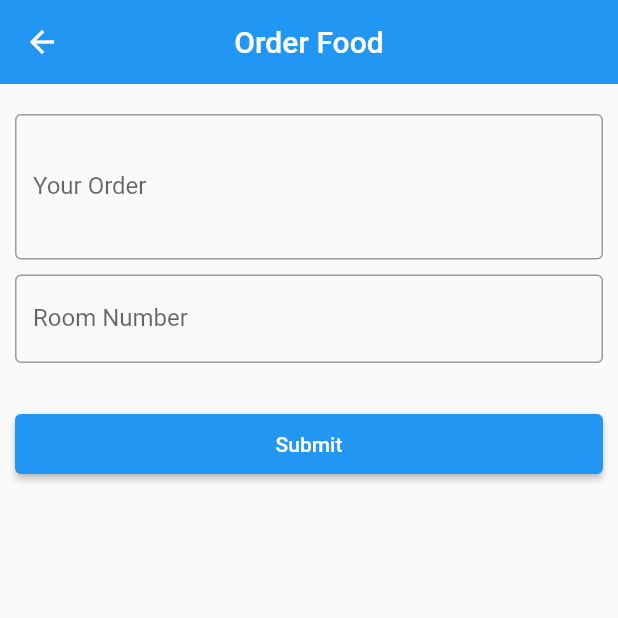
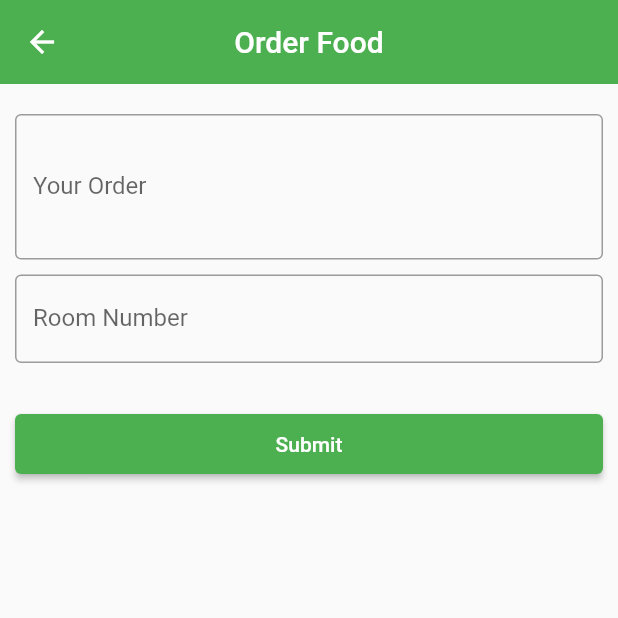
Before and after one commit to Phezile11/Hotel-Management-Service, a Flutter app: the screen it shows after launch, after a tap on "Order Food", on a phone screen of 412 x 824 dp, the top half of it. Run offline on Flutter 3.47's test engine with Material 2 defaults, Android fonts, the phone set to English and light mode, and no system bars; our stand-ins replace select_form_field.

Commit message:
Colors Changed

```diff
--- a/lib/Pages/LaundryAndCleaning.dart
+++ b/lib/Pages/LaundryAndCleaning.dart
@@ -38,6 +38,7 @@ class _LaundryAndCleaningState extends State<LaundryAndCleaning> {
   Widget build(BuildContext context) {
     return Scaffold(
       appBar: AppBar(
+        backgroundColor: Colors.green,
         title: const Text("Laundry And Cleaning"),
         centerTitle: true,
       ),
@@ -144,9 +145,11 @@ class _LaundryAndCleaningState extends State<LaundryAndCleaning> {
               height: 40.0,
             ),
             ElevatedButton(
+
                 onPressed: () {},
                 child: const Text("Submit"),
                 style: ElevatedButton.styleFrom(
+                  primary: Colors.green,
                   minimumSize: const Size.fromHeight(
                       40), // fromHeight use double.infinity as width and 40 is the height
                 ))
--- a/lib/Pages/RoomService.dart
+++ b/lib/Pages/RoomService.dart
@@ -1,5 +1,6 @@
 import 'package:flutter/material.dart';
 import 'package:hotel_management_system/Pages/ServiceCard.dart';
+import 'package:url_launcher/url_launcher.dart';
 
 class RoomService extends StatefulWidget {
   const RoomService({Key? key}) : super(key: key);
@@ -9,31 +10,42 @@ class RoomService extends StatefulWidget {
 }
 
 class _RoomServiceState extends State<RoomService> {
+  _launchURLBrowser() async {
+    print("in");
+    var url = Uri.parse(
+        "https://www.google.co.za/maps/place/Akkerboom+Guesthouse/@-25.8678951,28.1864671,17z/data=!3m1!4b1!4m5!3m4!1s0x1e9565cc7be1c08b:0xd1eeebb0527bf87a!8m2!3d-25.8678856!4d28.1886171");
+    if (await canLaunchUrl(url)) {
+      await launchUrl(url);
+    } else {
+      throw 'Could not launch $url';
+    }
+  }
 
   void handleCard(int index) {
     String ServiceName = Services[index].name;
 
     switch (ServiceName) {
+      case "Nearby Attractions":
+        {
+          _launchURLBrowser();
+        }
+        break;
       case "Order Food":
         {
-
-          Navigator.pushNamed(context, "/Service",arguments: ServiceName);
-          print(ServiceName);
-
+          Navigator.pushNamed(context, "/Service", arguments: ServiceName);
         }
         break;
       case "Maintenance":
         {
-          Navigator.pushNamed(context, "/Service",arguments: ServiceName);
-          print(ServiceName);
+          Navigator.pushNamed(context, "/Service", arguments: ServiceName);
         }
         break;
       case "Cleaning And Laundry":
         {
           Navigator.pushNamed(context, "/LaundryAndCleaning");
-          print(ServiceName);
         }
         break;
+
       default:
         {
           return;
@@ -53,6 +65,7 @@ class _RoomServiceState extends State<RoomService> {
   Widget build(BuildContext context) {
     return Scaffold(
       appBar: AppBar(
+        backgroundColor: Colors.green,
         title: const Center(
           child: Text(
             "Room Service",
@@ -62,9 +75,8 @@ class _RoomServiceState extends State<RoomService> {
       ),
       body: Container(
         child: Container(
-          child:Container(
-            padding:
-            const EdgeInsets.symmetric(horizontal: 8.0, vertical: 0),
+            child: Container(
+          padding: const EdgeInsets.symmetric(horizontal: 8.0, vertical: 0),
           child: GridView.count(
             crossAxisCount: 2,
             crossAxisSpacing: 15.0,
@@ -90,7 +102,7 @@ class _RoomServiceState extends State<RoomService> {
                               child: Icon(
                                 Services[index].icon,
                                 size: 60.0,
-                                  color: const Color(0xff31AFB4),
+                                color: Colors.green,
                               ),
                             ),
                           ),
@@ -110,14 +122,11 @@ class _RoomServiceState extends State<RoomService> {
               ),
             ).toList(),
           ),
-          )
-
-        ),
+        )),
       ),
     );
   }
 }
-
 
 // You can pass any object to the arguments parameter.
 
--- a/lib/Pages/Service.dart
+++ b/lib/Pages/Service.dart
@@ -13,6 +13,7 @@ class _ServiceState extends State<Service> {
     String title = ModalRoute.of(context)!.settings.arguments as String;
     return Scaffold(
       appBar: AppBar(
+        backgroundColor: Colors.green,
         title: Text(title),
         centerTitle: true,
         elevation: 0,
@@ -42,6 +43,7 @@ class _ServiceState extends State<Service> {
                 onPressed: () {},
                 child: Text("Submit"),
                 style: ElevatedButton.styleFrom(
+                  primary: Colors.green,
                   minimumSize: Size.fromHeight(
                       40), // fromHeight use double.infinity as width and 40 is the height
                 ))
--- a/pubspec.yaml
+++ b/pubspec.yaml
@@ -36,6 +36,7 @@ dependencies:
   cupertino_icons: ^1.0.2
   select_form_field: "^2.2.0"
   intl: ^0.17.0
+  url_launcher:
 
 dev_dependencies:
   flutter_test:
```
Also changed, not shown: pubspec.lock. Lines whose indentation alone changed are shown as unchanged.
